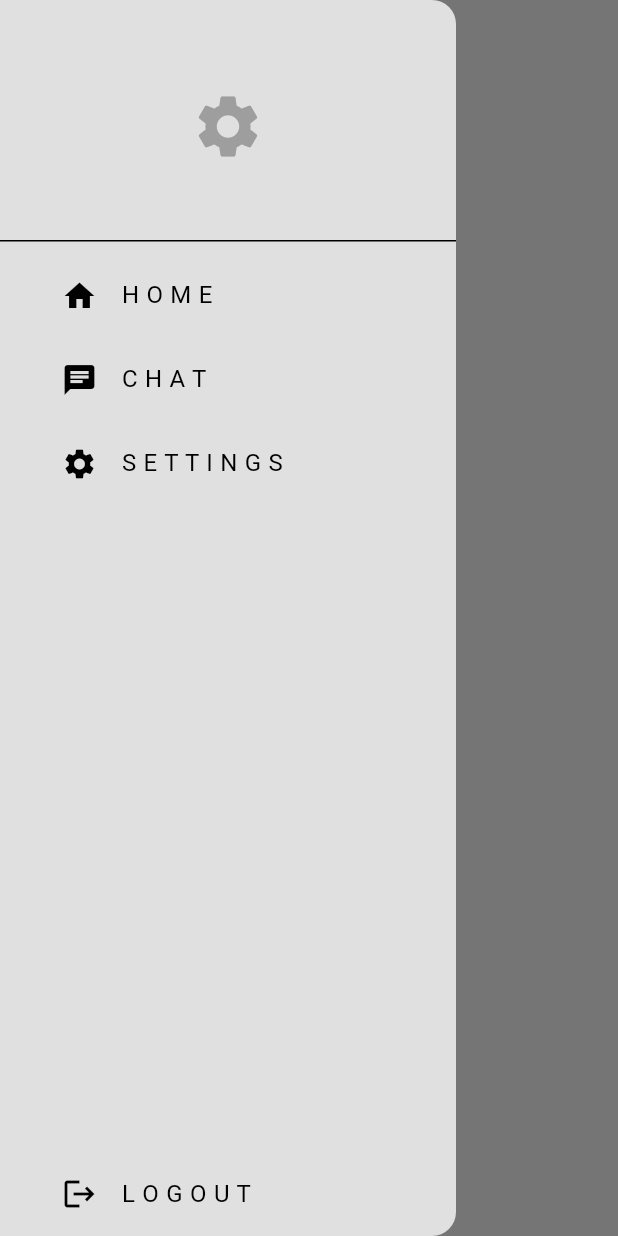
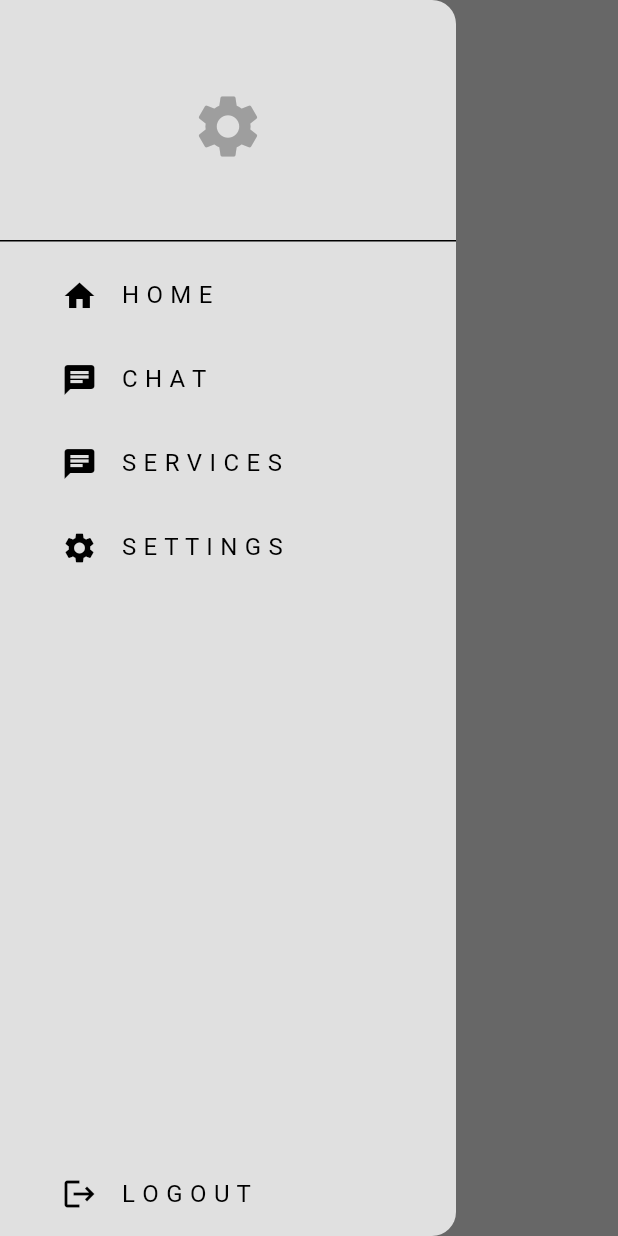
Before and after one commit to bibek997/MyGigHire, a Flutter app: the screen it shows once a user with an empty profile is signed in, with the side drawer open, on a phone screen of 412 x 824 dp. Run offline on Flutter 3.47's test engine with Material 3 defaults, Android fonts, the phone set to English and light mode, and no system bars; our stand-ins replace cloud_firestore, firebase_auth, firebase_core; accounts and stored records are empty.

Commit message:
updated chatapp

```diff
--- a/lib/Chat UI/LoginPage.dart
+++ b/lib/Chat UI/LoginPage.dart
@@ -1,7 +1,7 @@
 import 'package:flutter/material.dart';
 import 'package:gighire/Services/Auth/auth_service.dart';
 import 'package:gighire/Components/Button.dart';
-import 'package:gighire/Components/Textfield.dart';
+import 'package:gighire/Components/text_field.dart';
 
 class Loginpage extends StatelessWidget {
   //email and pw controllers
--- a/lib/Chat UI/RegisterPage.dart
+++ b/lib/Chat UI/RegisterPage.dart
@@ -1,7 +1,7 @@
 import 'package:flutter/material.dart';
 import 'package:gighire/Services/Auth/auth_service.dart';
 import 'package:gighire/Components/Button.dart';
-import 'package:gighire/Components/Textfield.dart';
+import 'package:gighire/Components/text_field.dart';
 
 class Registerpage extends StatelessWidget {
   //email and pw controllers
--- a/lib/Chat UI/chat.dart
+++ b/lib/Chat UI/chat.dart
@@ -14,8 +14,12 @@
   @override
   Widget build(BuildContext context) {
     return Scaffold(
+      backgroundColor: Theme.of(context).colorScheme.background,
       appBar: AppBar(
         title: const Text("Chat"),
+        backgroundColor: Colors.transparent,
+        foregroundColor: Colors.grey,
+        elevation: 0,
       ),
       body: _buildUserList(),
     );
--- a/lib/Chat UI/home_page.dart
+++ b/lib/Chat UI/home_page.dart
@@ -7,8 +7,12 @@
   @override
   Widget build(BuildContext context) {
     return Scaffold(
+      backgroundColor: Theme.of(context).colorScheme.background,
       appBar: AppBar(
         title: const Text("Home"),
+        backgroundColor: Colors.transparent,
+        foregroundColor: Colors.grey,
+        elevation: 0,
       ),
       drawer: const MyDrawer(),
     );
--- a/lib/Components/my_drawer.dart
+++ b/lib/Components/my_drawer.dart
@@ -1,5 +1,6 @@
 import 'package:flutter/material.dart';
 import 'package:gighire/Chat%20UI/chat.dart';
+import 'package:gighire/Chat%20UI/servivces.dart';
 import 'package:gighire/Services/Auth/auth_service.dart';
 import 'package:gighire/Chat%20UI/settings_page.dart';
 
@@ -63,6 +64,24 @@
                 ),
               ),
 
+              //Services
+              Padding(
+                padding: const EdgeInsets.only(left: 25.0),
+                child: ListTile(
+                  title: const Text("S E R V I C E S"),
+                  leading: const Icon(Icons.chat),
+                  onTap: () {
+                    //Pop the drawer
+                    Navigator.pop(context);
+                    Navigator.push(
+                        context,
+                        MaterialPageRoute(
+                          builder: (context) => Servivces(),
+                        ));
+                  },
+                ),
+              ),
+
               //settings list tile
               Padding(
                 padding: const EdgeInsets.only(left: 25.0),
--- a/lib/Components/Textfield.dart
+++ b/lib/Components/text_field.dart
@@ -4,12 +4,14 @@
   final String hintText;
   final bool obscureText;
   final TextEditingController controller;
+  final FocusNode? focusNode;
 
   const MyTextfield({
     super.key,
     required this.hintText,
     required this.obscureText,
     required this.controller,
+    this.focusNode,
   });
   @override
   Widget build(BuildContext context) {
@@ -18,6 +20,7 @@
       child: TextField(
         obscureText: obscureText,
         controller: controller,
+        focusNode: focusNode,
         decoration: InputDecoration(
           enabledBorder: OutlineInputBorder(
             borderSide:
--- a/lib/Models/message.dart
+++ b/lib/Models/message.dart
@@ -19,7 +19,7 @@
   Map<String, dynamic> toMap() {
     return {
       'senderID': senderID,
-      'senderEmail': receiverID,
+      'senderEmail': senderEmail,
       'receiverID': receiverID,
       'message': message,
       'timestamp': timestamp,
--- a/lib/Services/Chat/chat_service.dart
+++ b/lib/Services/Chat/chat_service.dart
@@ -47,8 +47,8 @@
 
     //create a new message
     Message newMessage = Message(
-      senderID: currentUserEmail,
-      senderEmail: currentUserID,
+      senderID: currentUserID,
+      senderEmail: currentUserEmail,
       receiverID: receiverID,
       message: message,
       timestamp: timestamp,
--- a/lib/Theme/LigntMode.dart
+++ b/lib/Theme/LigntMode.dart
@@ -6,6 +6,6 @@
     primary: Colors.grey.shade500,
     secondary: Colors.grey.shade200,
     tertiary: Colors.white,
-    inversePrimary: Colors.grey.shade300,
+    inversePrimary: Colors.grey.shade900,
   ),
 );
--- /dev/null
+++ b/lib/Theme/dark_mode.dart
@@ -0,0 +1,11 @@
+import 'package:flutter/material.dart';
+
+ThemeData darkMode = ThemeData(
+  colorScheme: ColorScheme.dark(
+    background: Colors.grey.shade900,
+    primary: Colors.grey.shade600,
+    secondary: Colors.grey.shade700,
+    tertiary: Colors.grey.shade800,
+    inversePrimary: Colors.grey.shade300,
+  ),
+);
--- /dev/null
+++ b/lib/Theme/theme_provider.dart
@@ -0,0 +1,24 @@
+import 'package:flutter/material.dart';
+import 'package:gighire/Theme/LigntMode.dart';
+import 'package:gighire/Theme/dark_mode.dart';
+
+class ThemeProvider extends ChangeNotifier {
+  ThemeData _themeData = lightmode;
+
+  ThemeData get themeData => _themeData;
+
+  bool get isDarkMode => _themeData == darkMode;
+
+  set themeData(ThemeData themeData) {
+    _themeData = themeData;
+    notifyListeners();
+  }
+
+  void toggleTheme() {
+    if (_themeData == lightmode) {
+      themeData = darkMode;
+    } else {
+      themeData = lightmode;
+    }
+  }
+}
--- a/lib/main.dart
+++ b/lib/main.dart
@@ -37,16 +37,18 @@
 
 import 'package:firebase_core/firebase_core.dart';
 import 'package:flutter/material.dart';
-import 'package:gighire/Services/Auth/Login_and_Register.dart';
 import 'package:gighire/Services/Auth/auth_gate.dart';
-import 'package:gighire/Chat%20UI/home_page.dart';
-import 'package:gighire/Theme/LigntMode.dart';
+import 'package:gighire/Theme/theme_provider.dart';
 import 'package:gighire/firebase_options.dart';
+import 'package:provider/provider.dart';
 
 void main() async {
   WidgetsFlutterBinding.ensureInitialized();
   await Firebase.initializeApp(options: DefaultFirebaseOptions.currentPlatform);
-  runApp(const MyApp());
+  runApp(ChangeNotifierProvider(
+    create: (context) => ThemeProvider(),
+    child: const MyApp(),
+  ));
 }
 
 class MyApp extends StatelessWidget {
@@ -58,7 +60,7 @@
       debugShowCheckedModeBanner: false,
       home: const AuthGate(),
       // home: HomePage(),
-      theme: lightmode,
+      theme: Provider.of<ThemeProvider>(context).themeData,
     );
   }
 }
--- a/pubspec.yaml
+++ b/pubspec.yaml
@@ -2,7 +2,7 @@
 description: "A new Flutter project."
 # The following line prevents the package from being accidentally published to
 # pub.dev using `flutter pub publish`. This is preferred for private packages.
-publish_to: 'none' # Remove this line if you wish to publish to pub.dev
+publish_to: "none" # Remove this line if you wish to publish to pub.dev
 
 # The following defines the version and build number for your application.
 # A version number is three numbers separated by dots, like 1.2.43
@@ -31,13 +31,13 @@
   flutter:
     sdk: flutter
 
-
   # The following adds the Cupertino Icons font to your application.
   # Use with the CupertinoIcons class for iOS style icons.
   cupertino_icons: ^1.0.8
   firebase_core: ^3.8.0
   firebase_auth: ^5.3.3
   cloud_firestore: ^5.5.0
+  provider: ^6.1.2
 
 dev_dependencies:
   flutter_test:
@@ -55,7 +55,6 @@
 
 # The following section is specific to Flutter packages.
 flutter:
-
   # The following line ensures that the Material Icons font is
   # included with your application, so that you can use the icons in
   # the material Icons class.
```
Also changed, not shown: lib/Chat UI/chat_page.dart (+98 -9 lines), lib/Chat UI/servivces.dart (added, +10 -0 lines), lib/Chat UI/settings_page.dart (+32 -1 lines), lib/Components/chat_bubble.dart (added, +38 -0 lines), pubspec.lock.
